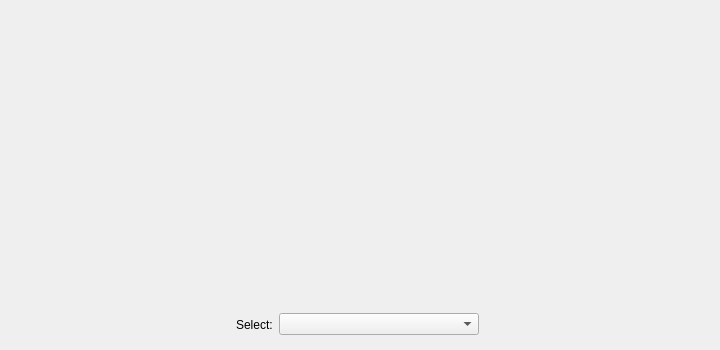
First picture: the form in src/aq_telemetryView.ui, repository nlbtuyen/ConfigurationGCS, before the edit.
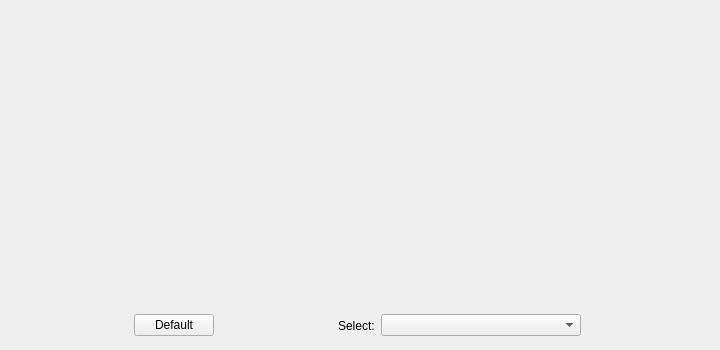
Second picture: the form after the edit.

Commit message:
Add default button in chart tab
after pressing button, cant auto scale chart anymore

Patch:
```diff
--- a/src/aq_telemetryView.ui
+++ b/src/aq_telemetryView.ui
@@ -47,12 +47,32 @@
      <x>17</x>
      <y>312</y>
      <width>681</width>
-     <height>25</height>
+     <height>27</height>
     </rect>
    </property>
    <layout class="QHBoxLayout" name="horizontalLayout_2">
     <item>
      <layout class="QHBoxLayout" name="horizontalLayout_3">
+      <item>
+       <spacer name="horizontalSpacer_3">
+        <property name="orientation">
+         <enum>Qt::Horizontal</enum>
+        </property>
+        <property name="sizeHint" stdset="0">
+         <size>
+          <width>40</width>
+          <height>20</height>
+         </size>
+        </property>
+       </spacer>
+      </item>
+      <item>
+       <widget class="QPushButton" name="btn_default">
+        <property name="text">
+         <string>Default</string>
+        </property>
+       </widget>
+      </item>
       <item>
        <spacer name="horizontalSpacer_2">
         <property name="orientation">
```
The commit also changes 8 other files.
